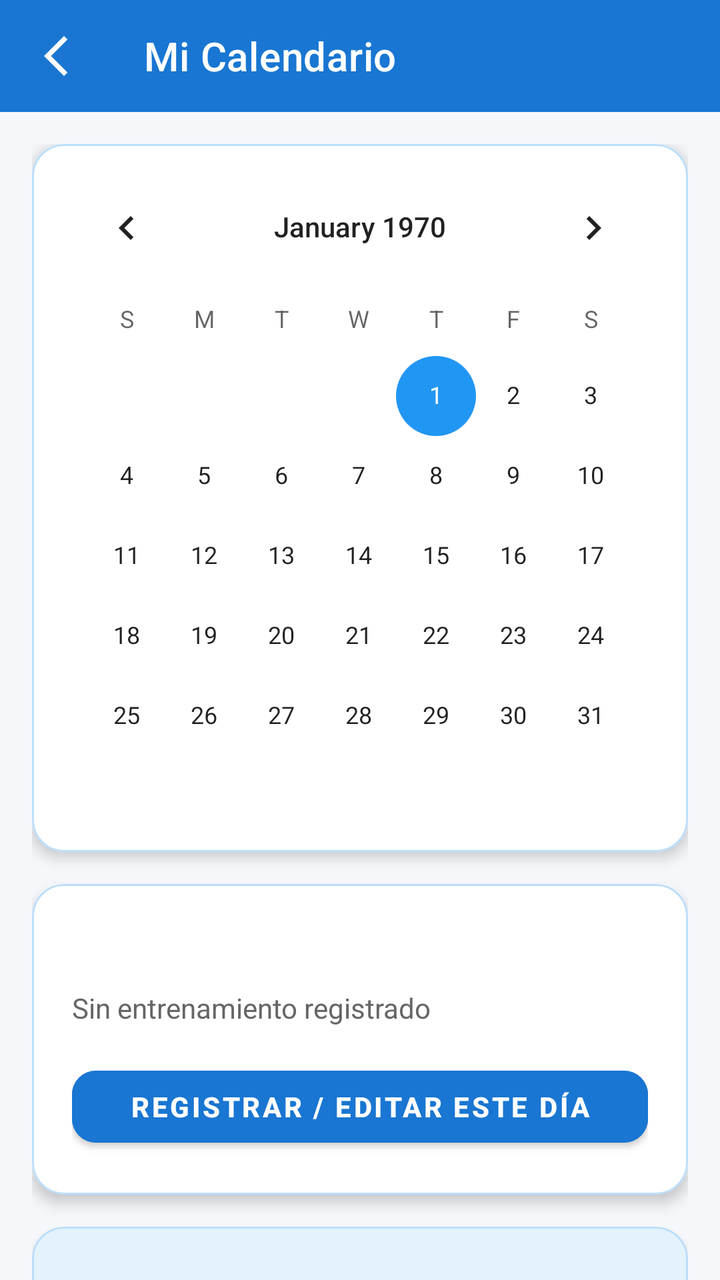
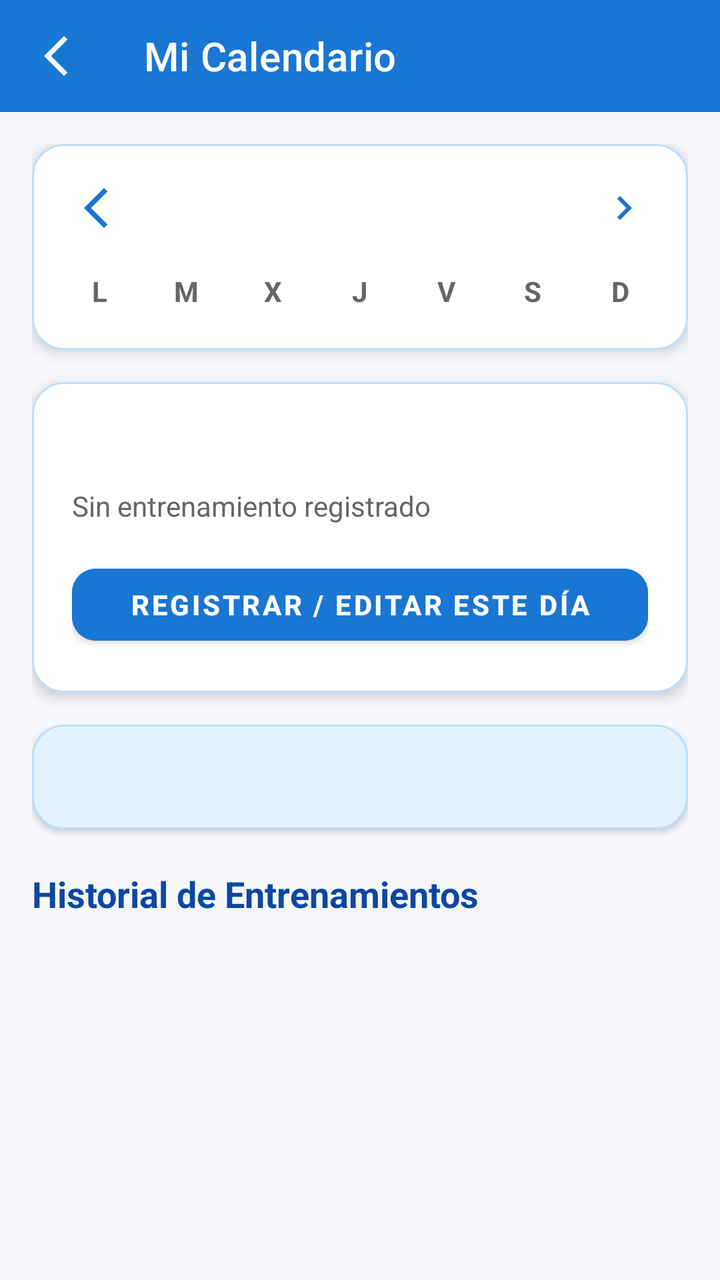

Screens rendered from an Android XML layout before and after an edit, with the pre-edit source and the edit as a unified diff.
<!-- AndroidManifest.xml: application theme Theme.KobasGYM -->
<!-- res/layout/activity_calendar.xml -->
<?xml version="1.0" encoding="utf-8"?>
<LinearLayout xmlns:android="http://schemas.android.com/apk/res/android"
    xmlns:app="http://schemas.android.com/apk/res-auto"
    android:layout_width="match_parent"
    android:layout_height="match_parent"
    android:orientation="vertical"
    android:background="@color/background_light">

    
    <com.google.android.material.appbar.MaterialToolbar
        android:id="@+id/toolbar"
        android:layout_width="match_parent"
        android:layout_height="?attr/actionBarSize"
        android:background="@color/blue_primary"
        app:title="@string/calendar_title"
        app:titleTextColor="@color/white"
        app:navigationIcon="@drawable/ic_arrow_back"/>

    <androidx.core.widget.NestedScrollView
        android:layout_width="match_parent"
        android:layout_height="match_parent"
        android:fillViewport="true">

        <LinearLayout
            android:layout_width="match_parent"
            android:layout_height="wrap_content"
            android:orientation="vertical"
            android:padding="16dp">

            
            <com.google.android.material.card.MaterialCardView
                android:layout_width="match_parent"
                android:layout_height="wrap_content"
                android:layout_marginBottom="16dp"
                app:cardCornerRadius="16dp"
                app:cardElevation="4dp"
                app:cardBackgroundColor="@color/surface_white"
                app:strokeColor="@color/blue_primary_light"
                app:strokeWidth="1dp">

                <LinearLayout
                    android:layout_width="match_parent"
                    android:layout_height="wrap_content"
                    android:orientation="vertical"
                    android:padding="8dp">

                    <CalendarView
                        android:id="@+id/calendarView"
                        android:layout_width="match_parent"
                        android:layout_height="wrap_content" />

                </LinearLayout>
            </com.google.android.material.card.MaterialCardView>

            
            <com.google.android.material.card.MaterialCardView
                android:id="@+id/cardSelectedDay"
                android:layout_width="match_parent"
                android:layout_height="wrap_content"
                android:layout_marginBottom="16dp"
                app:cardCornerRadius="16dp"
                app:cardElevation="4dp"
                app:cardBackgroundColor="@color/surface_white"
                app:strokeColor="@color/blue_primary_light"
                app:strokeWidth="1dp">

                <LinearLayout
                    android:layout_width="match_parent"
                    android:layout_height="wrap_content"
                    android:orientation="vertical"
                    android:padding="20dp">

                    <TextView
                        android:id="@+id/tvSelectedDateText"
                        android:layout_width="wrap_content"
                        android:layout_height="wrap_content"
                        android:textSize="18sp"
                        android:textStyle="bold"
                        android:textColor="@color/blue_primary_dark"
                        android:layout_marginBottom="8dp" />

                    <LinearLayout
                        android:id="@+id/llWorkoutInfo"
                        android:layout_width="match_parent"
                        android:layout_height="wrap_content"
                        android:orientation="vertical"
                        android:visibility="gone"
                        android:layout_marginBottom="16dp">

                        <TextView
                            android:id="@+id/tvLoggedRoutineName"
                            android:layout_width="wrap_content"
                            android:layout_height="wrap_content"
                            android:textSize="16sp"
                            android:textStyle="bold"
                            android:textColor="@color/blue_primary"
                            android:layout_marginBottom="4dp" />

                        <TextView
                            android:id="@+id/tvLoggedNotes"
                            android:layout_width="wrap_content"
                            android:layout_height="wrap_content"
                            android:textSize="14sp"
                            android:textColor="@color/text_secondary" />

                    </LinearLayout>

                    <TextView
                        android:id="@+id/tvNoWorkoutInfo"
                        android:layout_width="wrap_content"
                        android:layout_height="wrap_content"
                        android:text="@string/text_no_workout"
                        android:textSize="14sp"
                        android:textColor="@color/text_secondary"
                        android:layout_marginBottom="16dp" />

                    <com.google.android.material.button.MaterialButton
                        android:id="@+id/btnLogDay"
                        android:layout_width="match_parent"
                        android:layout_height="48dp"
                        android:text="Registrar / Editar este día"
                        android:textStyle="bold"
                        android:backgroundTint="@color/blue_primary"
                        app:cornerRadius="12dp" />

                </LinearLayout>
            </com.google.android.material.card.MaterialCardView>

            
            <com.google.android.material.card.MaterialCardView
                android:layout_width="match_parent"
                android:layout_height="wrap_content"
                android:layout_marginBottom="20dp"
                app:cardCornerRadius="16dp"
                app:cardElevation="2dp"
                app:cardBackgroundColor="@color/blue_surface_light"
                app:strokeColor="@color/blue_primary_light"
                app:strokeWidth="1dp">

                <TextView
                    android:id="@+id/tvMonthlyStats"
                    android:layout_width="match_parent"
                    android:layout_height="wrap_content"
                    android:padding="16dp"
                    android:textSize="15sp"
                    android:textStyle="bold"
                    android:textColor="@color/blue_primary_dark"
                    android:gravity="center" />

            </com.google.android.material.card.MaterialCardView>

            
            <TextView
                android:id="@+id/tvLogsHeader"
                android:layout_width="wrap_content"
                android:layout_height="wrap_content"
                android:text="Historial de Entrenamientos"
                android:textSize="18sp"
                android:textStyle="bold"
                android:textColor="@color/blue_primary_dark"
                android:layout_marginBottom="12dp" />

            
            <androidx.recyclerview.widget.RecyclerView
                android:id="@+id/rvWorkoutLogs"
                android:layout_width="match_parent"
                android:layout_height="wrap_content"
                android:nestedScrollingEnabled="false" />

            <TextView
                android:id="@+id/tvEmptyLogs"
                android:layout_width="match_parent"
                android:layout_height="wrap_content"
                android:text="Aún no has registrado ningún entrenamiento."
                android:textSize="14sp"
                android:textColor="@color/text_secondary"
                android:gravity="center"
                android:padding="16dp"
                android:visibility="gone" />

        </LinearLayout>
    </androidx.core.widget.NestedScrollView>

</LinearLayout>
<!-- resources referenced by this layout -->
<resources>
  <color name="background_light">#F5F7FA</color>
  <color name="blue_primary">#1976D2</color>
  <color name="blue_primary_dark">#0D47A1</color>
  <color name="blue_primary_light">#BBDEFB</color>
  <color name="blue_surface_light">#E3F2FD</color>
  <color name="surface_white">#FFFFFF</color>
  <color name="text_secondary">#666666</color>
  <color name="white">#FFFFFFFF</color>
  <!-- drawable ic_arrow_back (drawable) -->
  <vector xmlns:android="http://schemas.android.com/apk/res/android"
      android:width="24dp"
      android:height="24dp"
      android:viewportWidth="24"
      android:viewportHeight="24">
      <path
          android:fillColor="#FFFFFF"
          android:pathData="M17.77,3.77L16,2L6,12L16,22L17.77,20.23L9.54,12Z"/>
  </vector>
  <string name="calendar_title">Mi Calendario</string>
  <string name="text_no_workout">Sin entrenamiento registrado</string>
  <style name="Theme.KobasGYM" parent="Theme.MaterialComponents.DayNight.NoActionBar">
          
          <item name="colorPrimary">@color/blue_primary</item>
          <item name="colorPrimaryVariant">@color/blue_primary_dark</item>
          <item name="colorOnPrimary">@color/white</item>
          
          <item name="colorSecondary">@color/blue_accent</item>
          <item name="colorSecondaryVariant">@color/blue_primary_dark</item>
          <item name="colorOnSecondary">@color/white</item>
          
          <item name="android:statusBarColor">@color/blue_primary_dark</item>
          
          <item name="android:windowBackground">@color/background_light</item>
      </style>
  <color name="blue_accent">#2196F3</color>
</resources>

<!-- the commit's change to res/layout/activity_calendar.xml (unified diff, before → after) -->
@@ -42,12 +42,69 @@
                     android:layout_width="match_parent"
                     android:layout_height="wrap_content"
                     android:orientation="vertical"
-                    android:padding="8dp">
-
-                    <CalendarView
-                        android:id="@+id/calendarView"
-                        android:layout_width="match_parent"
-                        android:layout_height="wrap_content" />
+                    android:padding="12dp">
+
+                    
+                    <LinearLayout
+                        android:layout_width="match_parent"
+                        android:layout_height="wrap_content"
+                        android:orientation="horizontal"
+                        android:gravity="center_vertical"
+                        android:layout_marginBottom="12dp">
+
+                        <ImageButton
+                            android:id="@+id/btnPrevMonth"
+                            android:layout_width="40dp"
+                            android:layout_height="40dp"
+                            android:background="?attr/selectableItemBackgroundBorderless"
+                            android:src="@drawable/ic_arrow_back"
+                            app:tint="@color/blue_primary"
+                            android:contentDescription="Mes anterior" />
+
+                        <TextView
+                            android:id="@+id/tvMonthYearTitle"
+                            android:layout_width="0dp"
+                            android:layout_height="wrap_content"
+                            android:layout_weight="1"
+                            android:textSize="18sp"
+                            android:textStyle="bold"
+                            android:textColor="@color/blue_primary_dark"
+                            android:gravity="center" />
+
+                        <ImageButton
+                            android:id="@+id/btnNextMonth"
+                            android:layout_width="40dp"
+                            android:layout_height="40dp"
+                            android:background="?attr/selectableItemBackgroundBorderless"
+                            android:src="@drawable/ic_chevron_right"
+                            app:tint="@color/blue_primary"
+                            android:contentDescription="Mes siguiente" />
+
+                    </LinearLayout>
+
+                    
+                    <LinearLayout
+                        android:layout_width="match_parent"
+                        android:layout_height="wrap_content"
+                        android:orientation="horizontal"
+                        android:layout_marginBottom="8dp">
+
+                        <TextView android:layout_width="0dp" android:layout_height="wrap_content" android:layout_weight="1" android:text="L" android:textStyle="bold" android:textColor="@color/text_secondary" android:gravity="center"/>
+                        <TextView android:layout_width="0dp" android:layout_height="wrap_content" android:layout_weight="1" android:text="M" android:textStyle="bold" android:textColor="@color/text_secondary" android:gravity="center"/>
+                        <TextView android:layout_width="0dp" android:layout_height="wrap_content" android:layout_weight="1" android:text="X" android:textStyle="bold" android:textColor="@color/text_secondary" android:gravity="center"/>
+                        <TextView android:layout_width="0dp" android:layout_height="wrap_content" android:layout_weight="1" android:text="J" android:textStyle="bold" android:textColor="@color/text_secondary" android:gravity="center"/>
+                        <TextView android:layout_width="0dp" android:layout_height="wrap_content" android:layout_weight="1" android:text="V" android:textStyle="bold" android:textColor="@color/text_secondary" android:gravity="center"/>
+                        <TextView android:layout_width="0dp" android:layout_height="wrap_content" android:layout_weight="1" android:text="S" android:textStyle="bold" android:textColor="@color/text_secondary" android:gravity="center"/>
+                        <TextView android:layout_width="0dp" android:layout_height="wrap_content" android:layout_weight="1" android:text="D" android:textStyle="bold" android:textColor="@color/text_secondary" android:gravity="center"/>
+
+                    </LinearLayout>
+
+                    
+                    <androidx.recyclerview.widget.RecyclerView
+                        android:id="@+id/rvCalendarGrid"
+                        android:layout_width="match_parent"
+                        android:layout_height="wrap_content"
+                        android:nestedScrollingEnabled="false" />
 
                 </LinearLayout>
             </com.google.android.material.card.MaterialCardView>
<!-- resource entries referenced after the edit -->
@@ -18,6 +18,16 @@
           android:fillColor="#FFFFFF"
           android:pathData="M17.77,3.77L16,2L6,12L16,22L17.77,20.23L9.54,12Z"/>
   </vector>
+  <!-- drawable ic_chevron_right (drawable) -->
+  <vector xmlns:android="http://schemas.android.com/apk/res/android"
+      android:width="24dp"
+      android:height="24dp"
+      android:viewportWidth="24"
+      android:viewportHeight="24">
+      <path
+          android:fillColor="#1976D2"
+          android:pathData="M10,6L8.59,7.41 13.17,12l-4.58,4.59L10,18l6,-6z"/>
+  </vector>
   <string name="calendar_title">Mi Calendario</string>
   <string name="text_no_workout">Sin entrenamiento registrado</string>
   <style name="Theme.KobasGYM" parent="Theme.MaterialComponents.DayNight.NoActionBar">
